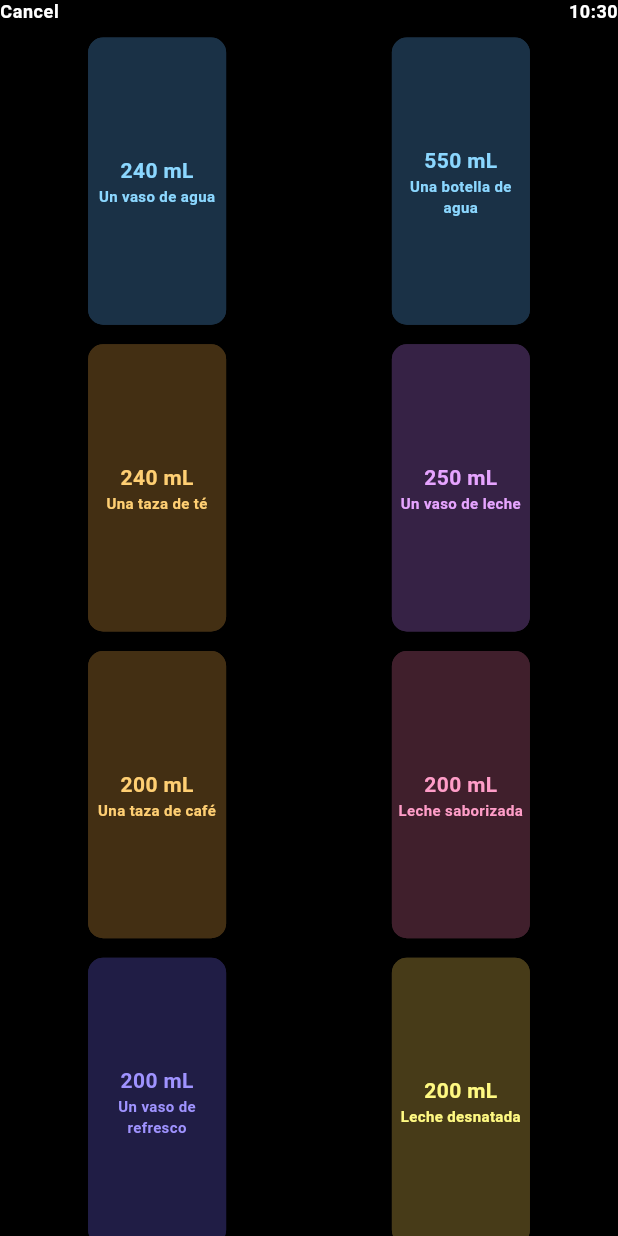
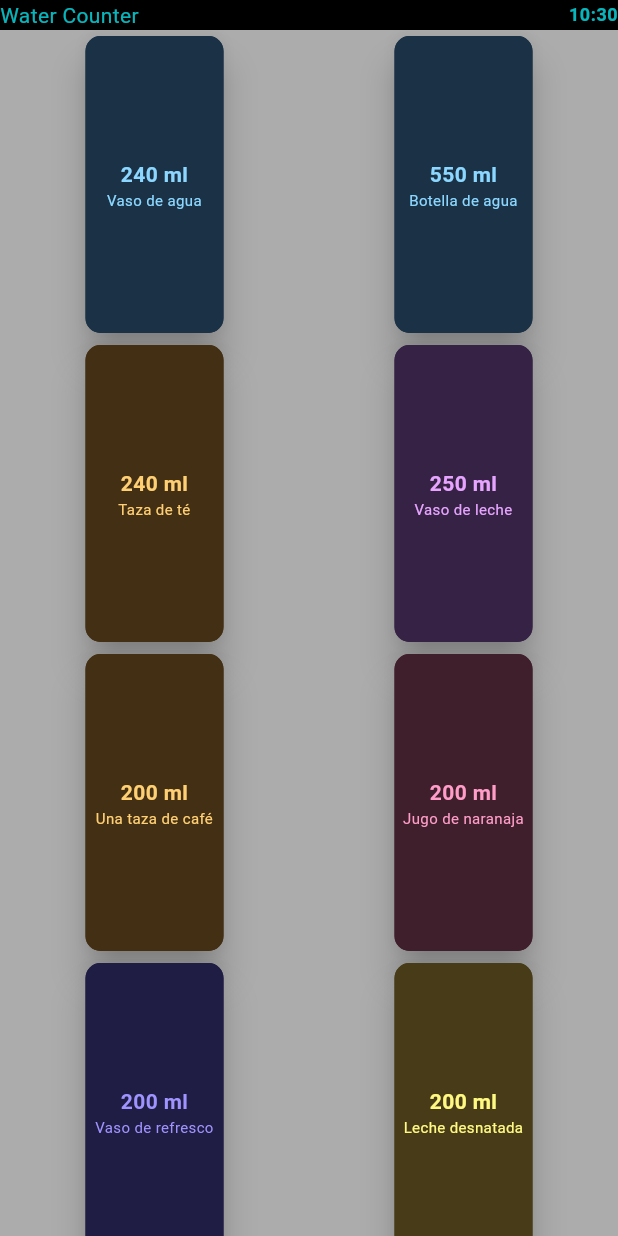
Before and after one commit to Daniel-Fernandez-Guarneros/App_Hi_Water, a Flutter app: the screen it shows after launch, after a tap on "Registrar", on a phone screen of 412 x 824 dp. Run offline on Flutter 3.47's test engine with Material 2 defaults, Android fonts, the light colour scheme and no system bars.

Commit message:
Proyecto 100% funcional

```diff
--- a/lib/assets/interval_progress_bar.dart
+++ b/lib/assets/interval_progress_bar.dart
@@ -1,7 +1,7 @@
 import 'package:flutter/material.dart';
 
 class IntervalProgressBar extends StatefulWidget {
-  final int value; // Define el valor de la barra
+  final double value;
   const IntervalProgressBar({Key? key, required this.value}) : super(key: key);
 
   @override
@@ -9,52 +9,61 @@ class IntervalProgressBar extends StatefulWidget {
 }
 
 class _IntervalProgressBarState extends State<IntervalProgressBar> {
+  double get value => widget.value;
   List<Color> darkColors = [
-    const Color.fromARGB(255, 22, 45, 67),
-    const Color.fromARGB(255, 28, 55, 53),
-    const Color.fromARGB(255, 33, 59, 34),
-    const Color.fromARGB(255, 42, 59, 17),
-    const Color.fromARGB(255, 50, 59, 18),
-    const Color.fromARGB(255, 63, 60, 21),
-    const Color.fromARGB(255, 71, 57, 9),
-    const Color.fromARGB(255, 75, 51, 9),
-    const Color.fromARGB(255, 77, 40, 15),
-    const Color.fromARGB(255, 71, 29, 23),
+    const Color.fromARGB(87, 0, 107, 84),
+    const Color.fromARGB(83, 1, 100, 54),
+    const Color.fromARGB(88, 0, 95, 29),
+    const Color.fromARGB(94, 28, 87, 1),
+    const Color.fromARGB(101, 57, 87, 1),
+    const Color.fromARGB(111, 81, 87, 0),
+    const Color.fromARGB(87, 82, 82, 0),
+    const Color.fromARGB(82, 85, 58, 1),
+    const Color.fromARGB(97, 85, 34, 0),
+    const Color.fromARGB(83, 90, 0, 0),
   ];
-
   List<Color> brightColors = [
-    const Color.fromARGB(255, 66, 144, 255),
-    const Color.fromARGB(255, 94, 173, 167),
-    const Color.fromARGB(255, 118, 188, 116),
-    const Color.fromARGB(255, 145, 186, 62),
-    const Color.fromARGB(255, 169, 183, 60),
-    const Color.fromARGB(255, 192, 181, 60),
-    const Color.fromARGB(255, 230, 190, 64),
-    const Color.fromARGB(255, 237, 169, 59),
-    const Color.fromARGB(255, 235, 138, 60),
-    const Color.fromARGB(255, 229, 95, 72),
+    const Color.fromARGB(255, 0, 255, 200),
+    const Color.fromARGB(255, 0, 255, 136),
+    const Color.fromARGB(255, 0, 255, 76),
+    const Color.fromARGB(255, 81, 255, 0),
+    const Color.fromARGB(255, 166, 255, 0),
+    const Color.fromARGB(255, 238, 255, 0),
+    const Color.fromARGB(255, 255, 255, 0),
+    const Color.fromARGB(255, 255, 174, 0),
+    const Color.fromARGB(255, 255, 102, 0),
+    const Color.fromARGB(255, 255, 0, 0),
   ];
 
   @override
   Widget build(BuildContext context) {
     return Row(
-      children: [
-        _bar(),
-        const SizedBox(
-          width: 8,
-        ),
-        _label(),
-      ],
-    );
+        mainAxisAlignment: MainAxisAlignment.spaceAround,
+        crossAxisAlignment: CrossAxisAlignment.center,
+        children: [
+          _intervalBar(),
+          _label(),
+        ]);
   }
 
-  Widget _bar() {
-    List<Color> actualColors;
-    if (widget.value == 0) {
+  Widget _intervalBar() {
+    List<Color> actualColors = [];
+
+    if (value == 0) {
       actualColors = darkColors;
     } else {
+      for (int i = 0; i < brightColors.length; i++) {
+        if (10 / value <= i.toDouble()) {
+          actualColors.add(brightColors[i]);
+        } else {
+          actualColors.add(darkColors[i]);
+        }
+      }
+    }
+    if (value >= 5) {
       actualColors = brightColors;
     }
+
     return Column(
       children: [
         _interval(customColor: actualColors[0]),
@@ -76,19 +85,26 @@ class _IntervalProgressBarState extends State<IntervalProgressBar> {
         _interval(customColor: actualColors[8]),
         _separator(),
         _interval(customColor: actualColors[9]),
+        const SizedBox(
+          width: 35.0,
+        ),
       ],
     );
   }
 
-  Widget _interval({required Color customColor}) {
-    return SizedBox(
-      width: 15.0,
-      height: 3.8,
-      child: DecoratedBox(
-        decoration: BoxDecoration(
-          color: customColor,
+  Widget _label() {
+    return Column(
+      crossAxisAlignment: CrossAxisAlignment.center,
+      mainAxisAlignment: MainAxisAlignment.center,
+      children: [
+        const SizedBox(
+          height: 20,
         ),
-      ),
+        Text(
+          '${value >= 5 ? 5 : value.toStringAsFixed(1)}',
+          style: Theme.of(context).textTheme.bodyMedium,
+        ),
+      ],
     );
   }
 
@@ -98,17 +114,17 @@ class _IntervalProgressBarState extends State<IntervalProgressBar> {
     );
   }
 
-  Widget _label() {
-    return Column(
-      children: [
-        const SizedBox(
-          height: 30.0,
+  Widget _interval({required Color customColor}) {
+    //const Colors color = colors[colorType];
+    return SizedBox(
+      width: 15.0,
+      height: 2.0,
+      child: DecoratedBox(
+        //decoration = decoration ?? (color != null ? BoxDecoration(color: color) : null),
+        decoration: BoxDecoration(
+          color: customColor,
         ),
-        Text(
-          '1.0',
-          style: Theme.of(context).textTheme.headlineSmall,
-        ),
-      ],
+      ),
     );
   }
 }
--- a/lib/main.dart
+++ b/lib/main.dart
@@ -1,5 +1,5 @@
+import 'package:flutter/material.dart';
 import 'package:app_wear/screens/start_screen.dart';
-import 'package:flutter/material.dart';
 
 void main() {
   runApp(const MyApp());
@@ -15,28 +15,30 @@ class MyApp extends StatelessWidget {
       title: 'Water Counter',
       debugShowCheckedModeBanner: false,
       theme: ThemeData(
-        scaffoldBackgroundColor: Colors.black,
+        scaffoldBackgroundColor: const Color.fromARGB(83, 0, 0, 0),
         primaryColor: Colors.indigo,
-        appBarTheme: const AppBarTheme(color: Colors.black),
+        appBarTheme: const AppBarTheme(
+          color: Colors.black,
+        ),
         textTheme: const TextTheme(
-          headlineSmall:
-              TextStyle(color: Colors.white, fontWeight: FontWeight.bold),
-          bodyMedium: TextStyle(
-              color: Color.fromARGB(255, 76, 169, 248),
-              fontSize: 12,
-              fontWeight: FontWeight.bold),
-          bodySmall: TextStyle(
-              color: Colors.white, fontSize: 12, fontWeight: FontWeight.bold),
-        ),
+            headlineSmall:
+                TextStyle(color: Colors.white, fontWeight: FontWeight.bold),
+            bodyMedium: TextStyle(
+              color: Color.fromARGB(195, 10, 237, 245),
+            ),
+            bodySmall: TextStyle(
+                color: Color.fromARGB(195, 10, 237, 245),
+                fontSize: 12,
+                fontWeight: FontWeight.bold)),
         elevatedButtonTheme: ElevatedButtonThemeData(
             style: ElevatedButton.styleFrom(
-          backgroundColor: Colors.indigo,
-          foregroundColor: Colors.white,
-          textStyle: const TextStyle(fontWeight: FontWeight.bold),
-        )),
+                backgroundColor: Colors.indigo, foregroundColor: Colors.white)),
         useMaterial3: true,
       ),
-      home: const StartScreen(),
+      home: const StartScreen(
+        hidratacion: 0,
+        valueWater: 0,
+      ),
     );
   }
 }
--- a/lib/screens/drinks_screen.dart
+++ b/lib/screens/drinks_screen.dart
@@ -1,92 +1,87 @@
 import 'package:flutter/material.dart';
 import 'package:intl/intl.dart';
+import 'package:app_wear/screens/start_screen.dart';
 
-class DrinksScreen extends StatelessWidget {
-  DrinksScreen({Key? key}) : super(key: key);
-
+class DrinkScreen extends StatelessWidget {
+  final double hidratacion;
+  final int valueWater;
+  DrinkScreen({Key? key, required this.hidratacion, required this.valueWater})
+      : super(key: key);
   final List<dynamic> typesOfDrinks = [
+    //water, title, background, color, hidratacion
     [
-      '240 mL',
-      'Un vaso de agua',
+      240,
+      'Vaso de agua',
       const Color.fromARGB(255, 26, 49, 70),
-      const Color.fromARGB(255, 139, 215, 255)
+      const Color.fromARGB(255, 139, 215, 255),
+      .5
     ],
     [
-      '550 mL',
-      'Una botella de agua',
+      550,
+      'Botella de agua',
       const Color.fromARGB(255, 26, 49, 70),
-      const Color.fromARGB(255, 139, 215, 255)
+      const Color.fromARGB(255, 139, 215, 255),
+      1
     ],
     [
-      '240 mL',
-      'Una taza de té',
+      240,
+      'Taza de té',
       const Color.fromARGB(255, 67, 47, 19),
-      const Color.fromARGB(255, 255, 207, 115)
+      const Color.fromARGB(255, 255, 207, 115),
+      .5
     ],
     [
-      '250 mL',
-      'Un vaso de leche',
+      250,
+      'Vaso de leche',
       const Color.fromARGB(255, 54, 34, 69),
-      const Color.fromARGB(255, 230, 164, 255)
+      const Color.fromARGB(255, 230, 164, 255),
+      .7
     ],
     [
-      '200 mL',
+      200,
       'Una taza de café',
       const Color.fromARGB(255, 67, 47, 19),
-      const Color.fromARGB(255, 255, 207, 115)
+      const Color.fromARGB(255, 255, 207, 115),
+      .2
     ],
     [
-      '200 mL',
-      'Leche saborizada',
+      200,
+      'Jugo de naranaja',
       const Color.fromARGB(255, 64, 31, 44),
-      const Color.fromARGB(255, 255, 157, 200)
+      const Color.fromARGB(255, 255, 157, 200),
+      .5
     ],
     [
-      '200 mL',
-      'Un vaso de refresco',
+      200,
+      'Vaso de refresco',
       const Color.fromARGB(255, 32, 29, 69),
-      const Color.fromARGB(255, 159, 147, 255)
+      const Color.fromARGB(255, 159, 147, 255),
+      .2
     ],
     [
-      '200 mL',
+      200,
       'Leche desnatada',
       const Color.fromARGB(255, 71, 59, 24),
-      const Color.fromARGB(255, 255, 249, 130)
+      const Color.fromARGB(255, 255, 249, 130),
+      .3
     ],
   ];
-
-  // Colores de las tarjetas:
-  // back: 26, 49, 70, font: 139, 215, 255
-  // back: 67, 47, 19, font: 255, 207, 115
-  // back: 54, 34, 69, font: 230, 164, 255
-  // back: 64, 31, 44, font: 255, 157, 200
 
   @override
   Widget build(BuildContext context) {
     return Scaffold(
       appBar: AppBar(
-        toolbarHeight: 16.0,
+        toolbarHeight: 20,
         leadingWidth: 100,
-        leading: GestureDetector(
-          onTap: () {
-            Navigator.pop(context);
-          },
-          child: Text(
-            'Cancel',
-            style: Theme.of(context).textTheme.bodySmall,
-          ),
+        leading: Text(
+          "Water Counter",
+          style: Theme.of(context).textTheme.bodyMedium,
         ),
         actions: [
           _hour(context),
         ],
       ),
-      body: GridView.count(
-          primary: false,
-          padding: const EdgeInsets.all(5),
-          crossAxisSpacing: 3,
-          mainAxisSpacing: 5,
-          crossAxisCount: 2,
-          children: [
+      body: GridView.count(crossAxisCount: 2, children: [
         _oneCard(context, 0),
         _oneCard(context, 1),
         _oneCard(context, 2),
@@ -95,23 +90,23 @@ class DrinksScreen extends StatelessWidget {
         _oneCard(context, 5),
         _oneCard(context, 6),
         _oneCard(context, 7),
-          ]
-          /* List.generate(6, (index) {
-          return Center(
-            child: Text(
-              'Item $index',
-              style: Theme.of(context).textTheme.headlineSmall,
-            ),
-          );
-        }), */
-          ),
+      ]),
     );
   }
 
   Widget _oneCard(BuildContext context, int type) {
+    double newH = hidratacion + typesOfDrinks[type][4];
+    double newVW = valueWater.toDouble() + typesOfDrinks[type][0];
     return GestureDetector(
       onTap: () {
-        Navigator.pop(context);
+        Navigator.pushAndRemoveUntil(
+            context,
+            MaterialPageRoute(
+                builder: (context) => StartScreen(
+                      hidratacion: newH,
+                      valueWater: newVW.toInt(),
+                    )),
+            (route) => false);
       },
       child: Center(
         child: SizedBox(
@@ -120,7 +115,6 @@ class DrinksScreen extends StatelessWidget {
           child: Card(
             elevation: 10.0,
             color: typesOfDrinks[type][2],
-            //color: const Color.fromARGB(255, 22, 45, 67),
             shape: RoundedRectangleBorder(
               side: BorderSide(
                 color: typesOfDrinks[type][2],
@@ -131,7 +125,7 @@ class DrinksScreen extends StatelessWidget {
               mainAxisAlignment: MainAxisAlignment.center,
               children: [
                 Text(
-                  typesOfDrinks[type][0],
+                  '${typesOfDrinks[type][0]} ml',
                   textAlign: TextAlign.center,
                   style: TextStyle(
                     fontWeight: FontWeight.bold,
@@ -157,14 +151,9 @@ class DrinksScreen extends StatelessWidget {
   }
 
   Widget _hour(BuildContext context) {
-    return StreamBuilder(
-      stream: Stream.periodic(const Duration(seconds: 1)),
-      builder: (context, snapshot) {
     return Text(
       DateFormat.Hm().format(DateTime.now()),
       style: Theme.of(context).textTheme.bodySmall,
     );
-      },
-    );
   }
 }
--- a/lib/screens/start_screen.dart
+++ b/lib/screens/start_screen.dart
@@ -1,57 +1,142 @@
-import 'dart:async';
-
 import 'package:app_wear/assets/interval_progress_bar.dart';
 import 'package:app_wear/screens/drinks_screen.dart';
 import 'package:flutter/material.dart';
 import 'package:intl/intl.dart';
 
 class StartScreen extends StatefulWidget {
-  const StartScreen({Key? key}) : super(key: key);
-
+  final double hidratacion;
+  final int valueWater;
+  const StartScreen(
+      {Key? key, required this.hidratacion, required this.valueWater})
+      : super(key: key);
+  final int totalValue = 2550;
   @override
   State<StartScreen> createState() => _StartScreenState();
 }
 
 class _StartScreenState extends State<StartScreen> {
+  get valueWater => widget.valueWater;
+  get totalValue => widget.totalValue;
+  get hidratacion => widget.hidratacion;
+
   @override
   Widget build(BuildContext context) {
     return Scaffold(
       appBar: AppBar(
-        toolbarHeight: 16.0,
+        toolbarHeight: 16,
         leadingWidth: 100,
         leading: Text(
-          'HI WATER',
+          "Water Counter",
           style: Theme.of(context).textTheme.bodyMedium,
         ),
-        actions: [
-          _hour(),
-        ],
+        actions: [_hour()],
+        // actions: [],
       ),
-      body: SizedBox(
-        height: 160.0,
-        child: Column(
-          mainAxisAlignment: MainAxisAlignment.center,
+      body: Column(
+        mainAxisAlignment: MainAxisAlignment.spaceAround,
         children: [
           _totalMl(),
           _verticalGap(),
           _indicators(),
           _verticalGap(),
-            _buttonReg(),
+          _buttonReg()
         ],
-        ),
       ),
     );
   }
 
+  Widget _totalMl() {
+    return Column(
+      children: [
+        Text(
+          valueWater.toString(),
+          style: Theme.of(context).textTheme.headlineSmall,
+        ),
+        Text(
+          'Faltan ${totalValue - valueWater <= 0 ? 0 : totalValue - valueWater} ml',
+          style: Theme.of(context).textTheme.bodyMedium,
+        )
+      ],
+    );
+  }
+
+  Widget _indicators() {
+    return IntrinsicHeight(
+      child: Row(
+        mainAxisAlignment: MainAxisAlignment.spaceAround,
+        children: [
+          _percentage(),
+          _smallDivider(),
+          _hydration(),
+        ],
+      ),
+    );
+  }
+
+  Widget _percentage() {
+    return Column(
+      mainAxisAlignment: MainAxisAlignment.spaceBetween,
+      children: [
+        SizedBox(
+            child: Stack(
+          alignment: Alignment.center,
+          children: [
+            CircularProgressIndicator(
+              strokeWidth: 6,
+              value: valueWater * 100 / totalValue / 100,
+              color: Color.fromARGB(255, 7, 143, 255),
+              backgroundColor: const Color.fromARGB(58, 88, 88, 88),
+            ),
+            Text(
+              '${valueWater * 100 ~/ totalValue >= 100 ? 100 : valueWater * 100 ~/ totalValue}%',
+              style: Theme.of(context).textTheme.bodySmall,
+            ),
+          ],
+        )),
+        Text(
+          DateTime.now().toString().split(' ')[0],
+          style: Theme.of(context).textTheme.bodySmall,
+        )
+      ],
+    );
+  }
+
+  Widget _smallDivider() {
+    return const VerticalDivider(
+      color: Color.fromARGB(255, 158, 6, 6),
+      width: 20,
+      thickness: 1,
+      indent: 10,
+      endIndent: 0,
+    );
+  }
+
+  Widget _hydration() {
+    return Column(
+      mainAxisAlignment: MainAxisAlignment.spaceAround,
+      children: [
+        IntervalProgressBar(value: hidratacion),
+        // _intervalBar(),
+        Text(
+          'Hidratación',
+          style: Theme.of(context).textTheme.bodySmall,
+        )
+      ],
+    );
+  }
+
+  // ignore: unused_element
+  Widget _intervalBar() {
+    return Text(
+      '1.0',
+      style: Theme.of(context).textTheme.headlineSmall,
+    );
+  }
+
   Widget _hour() {
-    return StreamBuilder(
-      stream: Stream.periodic(const Duration(seconds: 1)),
-      builder: (context, snapshot) {
     return Text(
       DateFormat.Hm().format(DateTime.now()),
       style: Theme.of(context).textTheme.bodySmall,
-        );
-      },
     );
   }
 
@@ -61,124 +146,33 @@ class _StartScreenState extends State<StartScreen> {
     );
   }
 
-  Widget _totalMl() {
-    return Column(
-      children: [
-        SizedBox(
-          height: 25.0,
-          child: Text(
-            '0 mL',
-            style: Theme.of(context).textTheme.headlineSmall,
-          ),
-        ),
-        Text(
-          'Faltan 2500 mL',
-          style: Theme.of(context).textTheme.bodyMedium,
-        ),
-      ],
-    );
-  }
-
-  Widget _indicators() {
-    return IntrinsicHeight(
-      child: Row(
-        mainAxisAlignment: MainAxisAlignment.center,
-        children: [
-          _percentage(),
-          const SizedBox(
-            width: 10,
-          ),
-          _smallDivider(),
-          const SizedBox(
-            width: 10,
-          ),
-          _hydration(),
-        ],
-      ),
-    );
-  }
-
-  Widget _percentage() {
-    return Column(
-      children: [
-        SizedBox(
-          height: 60,
-          child: Stack(
-            alignment: Alignment.center,
-            children: [
-              const SizedBox(
-                width: 45,
-                height: 45,
-                child: CircularProgressIndicator(
-                  strokeWidth: 6,
-                  value: 0.3,
-                  color: Color.fromARGB(255, 62, 193, 236),
-                  backgroundColor: Color.fromARGB(255, 17, 50, 74),
-                ),
-              ),
-              Text(
-                '100 %',
-                style: Theme.of(context).textTheme.bodySmall,
-                textAlign: TextAlign.center,
-              ),
-            ],
-          ),
-        ),
-        Text(
-          'Hoy',
-          style: Theme.of(context).textTheme.bodySmall,
-        ),
-      ],
-    );
-  }
-
-  Widget _smallDivider() {
-    return const VerticalDivider(
-      color: Color.fromARGB(255, 51, 51, 51),
-      thickness: 1,
-      width: 20,
-      indent: 10,
-      endIndent: 0,
-    );
-  }
-
-  Widget _hydration() {
-    return Column(
-      children: [
-        const IntervalProgressBar(value: 0),
-        //_intervalBar(),
-        Text(
-          'Hidratación',
-          style: Theme.of(context).textTheme.bodySmall,
-        ),
-      ],
-    );
-  }
-
-  /*Widget _intervalBar() {
-    return Text(
-      '1.0',
-      style: Theme.of(context).textTheme.headlineSmall,
-    );
-  }*/
-
   Widget _buttonReg() {
     return Center(
         child: ConstrainedBox(
       constraints: const BoxConstraints.tightFor(
-          width: 110,
-          height: 25,
+        width: 100,
+        height: 30,
       ),
       child: ElevatedButton(
+          style: ElevatedButton.styleFrom(
+            padding: const EdgeInsets.symmetric(
+              horizontal: 5,
+            ),
+            backgroundColor: Color.fromARGB(255, 128, 5, 5),
+          ),
           onPressed: () {
             Navigator.push(
               context,
-              MaterialPageRoute(builder: (context) => DrinksScreen()),
+              MaterialPageRoute(
+                  builder: (context) => DrinkScreen(
+                        hidratacion: hidratacion,
+                        valueWater: valueWater,
+                      )),
             );
           },
-          child: const Text('Registrar'),
-        ),
-      ),
-    );
+          child: const Text(
+            'Registrar',
+          )),
+    ));
   }
 }
```
Lines whose indentation alone changed are shown as unchanged.
